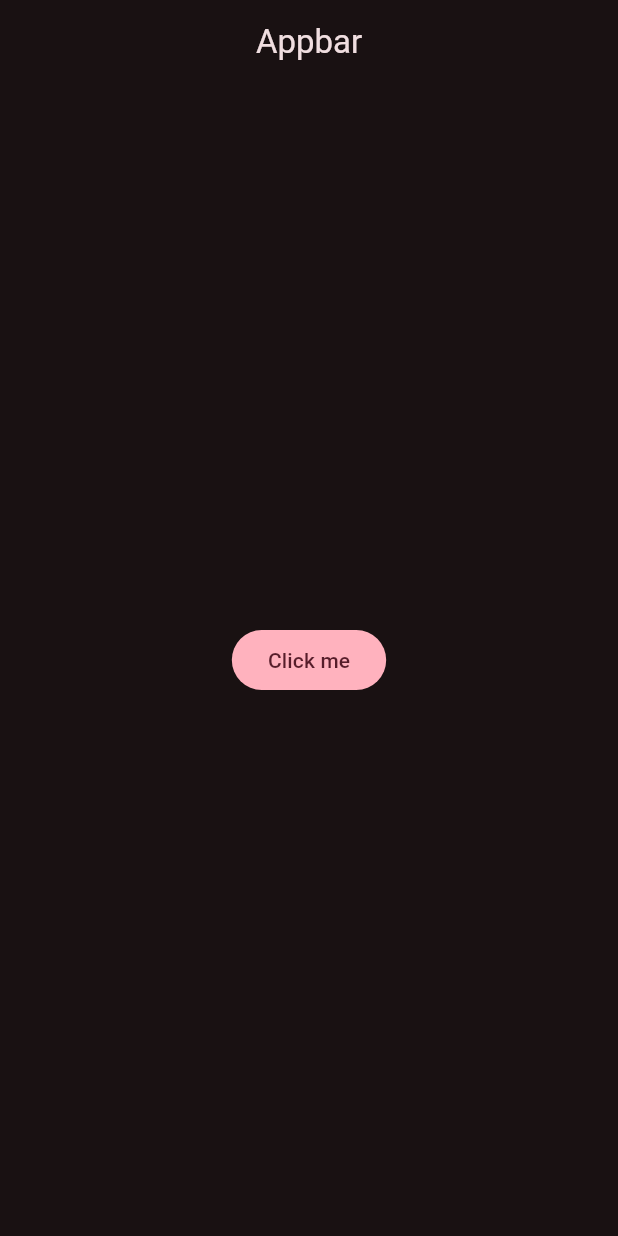
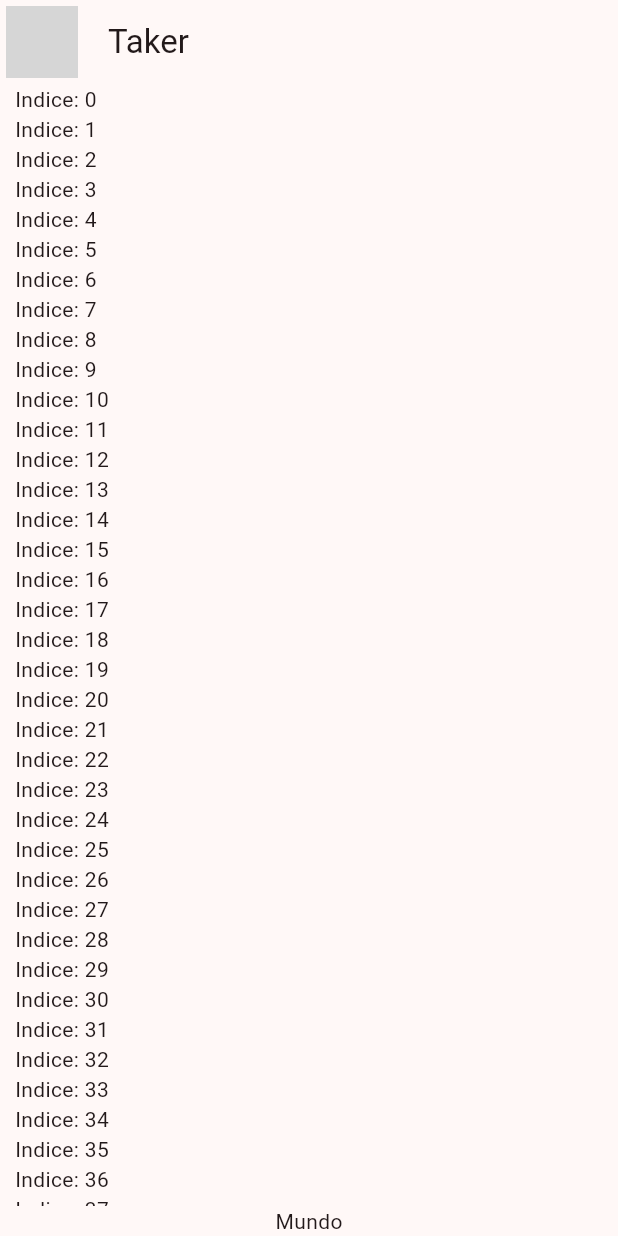
Before and after one commit to FerProx90/fluter-udemy-basico, a Flutter app: the screen it shows after launch, on a phone screen of 412 x 824 dp. Run offline on Flutter 3.47's test engine with Material 3 defaults, Android fonts, the phone set to English and light mode, and no system bars; network calls fail; grey boxes are pictures that could not be loaded.

Commit message:
avance modulo 2 chat con taker

```diff
--- a/lib/config/theme/app_theme.dart
+++ b/lib/config/theme/app_theme.dart
@@ -24,7 +24,7 @@ class AppTheme {
   ThemeData theme() {
     return ThemeData(
       colorSchemeSeed: _colorThemes[6],
-      brightness: Brightness.dark,
+      // brightness: Brightness.dark,
     );
   }
 }
--- a/lib/main.dart
+++ b/lib/main.dart
@@ -1,5 +1,6 @@
 import 'package:flutter/material.dart';
 import 'package:hello_wordl/config/theme/app_theme.dart';
+import 'package:hello_wordl/presentation/chat/chat_screen.dart';
 
 void main() => runApp(const MyApp());
 
@@ -12,12 +13,7 @@ class MyApp extends StatelessWidget {
       debugShowCheckedModeBanner: false,
       title: "Yes No App",
       theme: AppTheme().theme(),
-      home: Scaffold(
-        appBar: AppBar(title: const Center(child: Text("Appbar"))),
-        body: Center(
-          child: FilledButton(onPressed: () {}, child: const Text("Click me")),
-        ),
-      ),
+      home: const ChatScreen(),
     );
   }
 }
--- /dev/null
+++ b/lib/presentation/chat/chat_screen.dart
@@ -0,0 +1,50 @@
+import 'package:flutter/material.dart';
+
+class ChatScreen extends StatelessWidget {
+  const ChatScreen({super.key});
+
+  @override
+  Widget build(BuildContext context) {
+    return Scaffold(
+      appBar: AppBar(
+        leading: const Padding(
+          padding: EdgeInsets.all(4.0),
+          child: CircleAvatar(
+            backgroundImage: NetworkImage(
+              "https://static.wikia.nocookie.net/hunger_games_simulator/images/d/d6/Theundertaker.png/revision/latest?cb=20210205100715",
+            ),
+          ),
+        ),
+        title: const Text("Taker"),
+        centerTitle: false,
+      ),
+      body: _ChatView(),
+    );
+  }
+}
+
+class _ChatView extends StatelessWidget {
+  @override
+  Widget build(BuildContext context) {
+    return SafeArea(
+      child: Padding(
+        padding: const EdgeInsets.symmetric(
+          horizontal: 10,
+        ), // -> Pading de los lados
+        child: Column(
+          children: [
+            Expanded(
+              child: ListView.builder(
+                itemCount: 100,
+                itemBuilder: (context, index) {
+                  return Text('Indice: $index');
+                },
+              ),
+            ),
+            Text('Mundo'),
+          ],
+        ),
+      ),
+    );
+  }
+}
```
